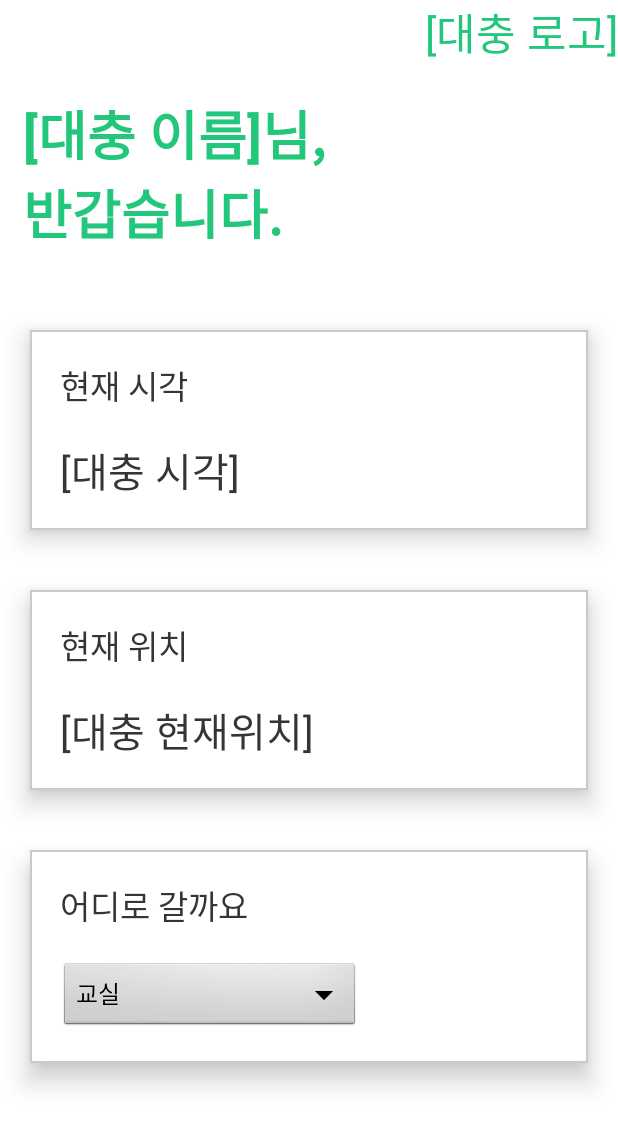
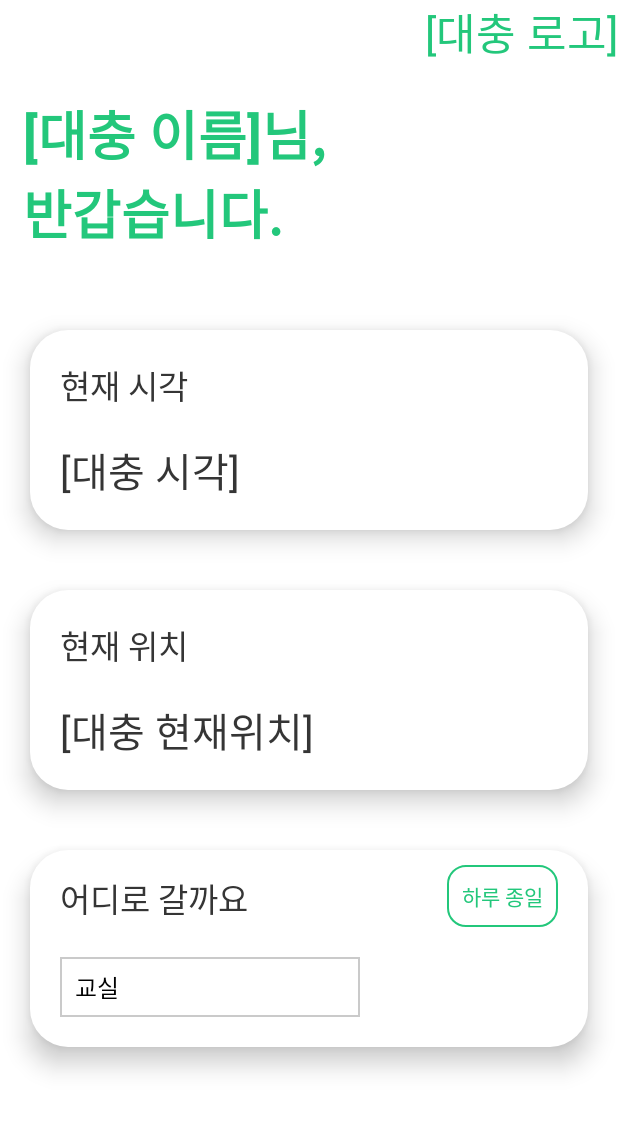
Before and after one commit to taegeon-ryan/Node-Order, an Android app: the StudentActivity screen opened directly, with no data from a screen before it, on a phone screen of 412 x 824 dp. Shown: the top 1127 px of the screen. Run offline under Robolectric (Android 15) with nearby library versions, the phone set to English and light mode, and no system bars.

Commit message:
학생 페이지 xml 수정

```diff
--- a/app/build.gradle
+++ b/app/build.gradle
@@ -24,6 +24,7 @@ dependencies {
     implementation 'androidx.appcompat:appcompat:1.0.2'
     implementation 'androidx.constraintlayout:constraintlayout:1.1.3'
     implementation 'com.google.firebase:firebase-auth:16.0.5'
+    implementation 'com.google.firebase:firebase-database:16.0.4'
     testImplementation 'junit:junit:4.12'
     androidTestImplementation 'androidx.test.ext:junit:1.1.0'
     androidTestImplementation 'androidx.test.espresso:espresso-core:3.1.1'
--- a/app/src/main/java/jp/dylee/nodeorder/StudentActivity.java
+++ b/app/src/main/java/jp/dylee/nodeorder/StudentActivity.java
@@ -17,7 +17,7 @@ public class StudentActivity extends Activity {
         setContentView(R.layout.student_main);
 
         Spinner spinner = (Spinner) findViewById(R.id.spin_heya);
-        spinner.setPrompt("시/도 를 선택하세요.");
+        spinner.setPrompt("어디로 갈까요?");
 
         adspin = ArrayAdapter.createFromResource(this, R.array.heyas,    android.R.layout.simple_spinner_item);
 
--- a/app/src/main/res/drawable/drop_shadow.xml
+++ /dev/null
@@ -1,9 +0,0 @@
-<?xml version="1.0" encoding="utf-8"?>
-<shape xmlns:android="http://schemas.android.com/apk/res/android">
-    <gradient
-        android:startColor="#404040"
-        android:endColor="#F1F1F1"
-        android:angle="270"
-        >
-    </gradient>
-</shape>
--- /dev/null
+++ b/app/src/main/res/drawable/haruzongil.xml
@@ -0,0 +1,14 @@
+<?xml version="1.0" encoding="utf-8"?>
+<layer-list xmlns:android="http://schemas.android.com/apk/res/android" >
+    <item>
+        <shape android:shape="rectangle">
+            <stroke android:width="1dp" android:color="#23C77B" />
+            <solid android:color="#FFFFFFFF" />
+            <corners
+                android:bottomLeftRadius="12dp"
+                android:bottomRightRadius="12dp"
+                android:topLeftRadius="12dp"
+                android:topRightRadius="12dp" />
+        </shape>
+    </item>
+</layer-list>
--- /dev/null
+++ b/app/src/main/res/drawable/main_mawari.xml
@@ -0,0 +1,13 @@
+<?xml version="1.0" encoding="utf-8"?>
+<layer-list xmlns:android="http://schemas.android.com/apk/res/android" >
+    <item>
+        <shape android:shape="rectangle">
+            <solid android:color="#FFFFFFFF" />
+            <corners
+                android:bottomLeftRadius="25dp"
+                android:bottomRightRadius="25dp"
+                android:topLeftRadius="25dp"
+                android:topRightRadius="25dp" />
+        </shape>
+    </item>
+</layer-list>
--- a/app/src/main/res/layout/student_main.xml
+++ b/app/src/main/res/layout/student_main.xml
@@ -50,7 +50,7 @@
         android:layout_margin="20dp"
         android:orientation="vertical"
         android:elevation="10dp"
-        android:background="@drawable/xml_border"
+        android:background="@drawable/main_mawari"
         android:layout_width="match_parent"
         android:layout_height="wrap_content">
     <TextView
@@ -61,6 +61,7 @@
         android:layout_width="wrap_content"
         android:layout_height="wrap_content"></TextView>
     <TextView
+        android:id="@+id/thistime"
         android:textColor="#353535"
         android:textSize="12pt"
         android:layout_marginLeft="20dp"
@@ -73,7 +74,7 @@
         android:layout_margin="20dp"
         android:orientation="vertical"
         android:elevation="10dp"
-        android:background="@drawable/xml_border"
+        android:background="@drawable/main_mawari"
         android:layout_width="match_parent"
         android:layout_height="wrap_content">
         <TextView
@@ -84,6 +85,7 @@
             android:layout_width="wrap_content"
             android:layout_height="wrap_content"></TextView>
         <TextView
+            android:id="@+id/location"
             android:textColor="#353535"
             android:textSize="12pt"
             android:layout_marginLeft="20dp"
@@ -96,22 +98,42 @@
         android:layout_margin="20dp"
         android:orientation="vertical"
         android:elevation="10dp"
-        android:background="@drawable/xml_border"
+        android:background="@drawable/main_mawari"
         android:layout_width="match_parent"
         android:layout_height="wrap_content">
+        <LinearLayout
+            android:paddingTop="10dp"
+            android:orientation="horizontal"
+            android:layout_width="match_parent"
+            android:layout_height="match_parent">
             <TextView
+                android:layout_weight="1"
                 android:textColor="#353535"
                 android:textSize="10pt"
-            android:layout_marginTop="20dp"
+                android:layout_marginTop="5dp"
                 android:layout_marginLeft="20dp"
                 android:text="어디로 갈까요"
                 android:layout_width="wrap_content"
                 android:layout_height="wrap_content"></TextView>
+
+            <Button
+                android:layout_width="wrap_content"
+                android:layout_height="wrap_content"
+                android:layout_gravity="right"
+                android:layout_marginTop="20dp"
+                android:layout_marginRight="20dp"
+                android:background="@drawable/haruzongil"
+                android:padding="10dp"
+                android:text="하루 종일"
+                android:textColor="#23C77B"></Button>
+        </LinearLayout>
         <Spinner
-            android:layout_margin="20dp"
-            android:popupTheme="@android:style/ThemeOverlay.Material.Light"
+            android:background="@drawable/xml_border"
+            android:paddingLeft="10dp"
+            android:layout_marginLeft="20dp"
+            android:layout_marginBottom="20dp"
             android:id="@+id/spin_heya"
             android:layout_width="200dp"
-            android:layout_height="wrap_content"></Spinner>
+            android:layout_height="40dp"></Spinner>
     </LinearLayout>
 </LinearLayout>
```
Lines whose indentation alone changed are shown as unchanged.
